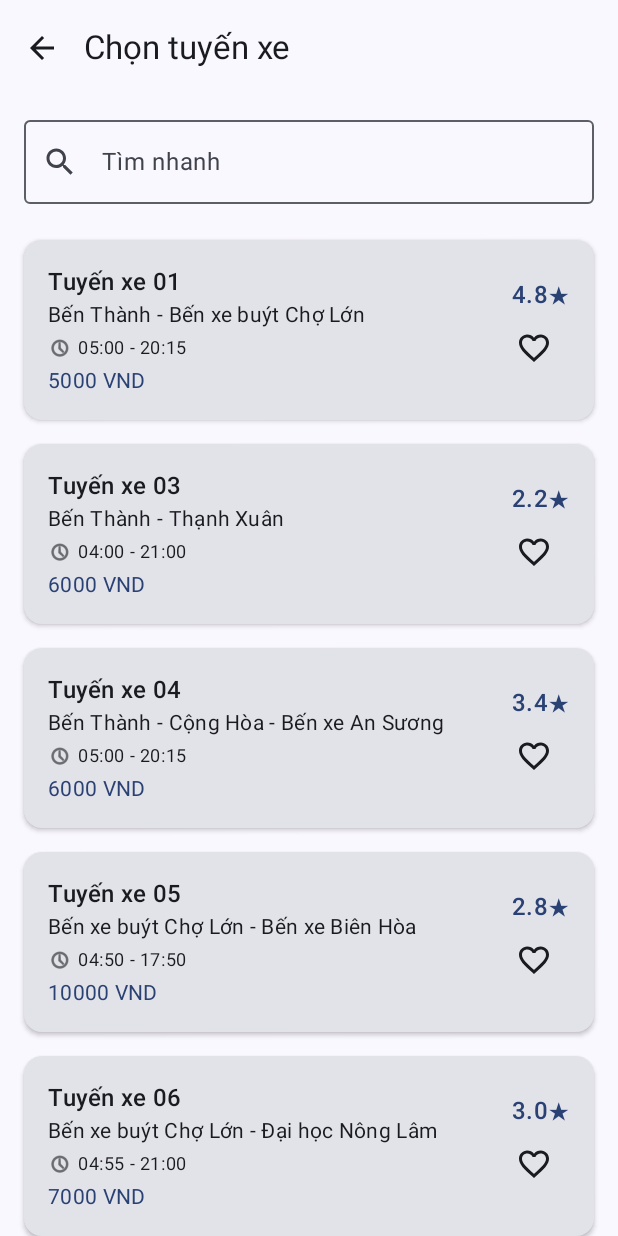
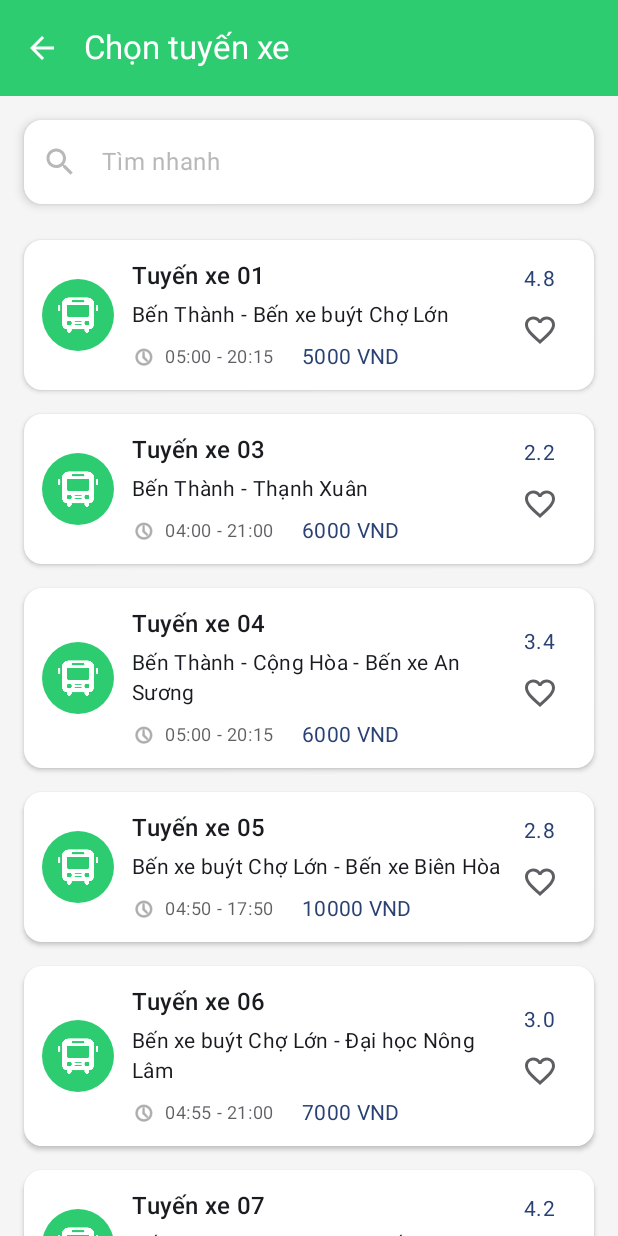
Before and after one commit to LeNguyenDuyCuong99zw/AppBusCitytracuutuyenxebuyt, an Android app built with Jetpack Compose: the screen it shows after launch (MainActivity), after a tap on "Buýt", on a phone screen of 412 x 824 dp. Run offline under Robolectric (Android 15) with nearby library versions, the phone set to English and light mode, and no system bars; our stand-ins replace Room's generated code; libraries missing offline, so code that uses them is left out: org.maplibre.android; 1 statement that could not run was skipped.

Commit message:
chỉnh sửa giao diện tuyến 1 tí xíu

```diff
--- a/app/src/main/java/com/map/buscity/ui/routes/BusRouteScreen.kt
+++ b/app/src/main/java/com/map/buscity/ui/routes/BusRouteScreen.kt
@@ -14,6 +14,14 @@ import androidx.compose.runtime.*
 import androidx.compose.ui.Alignment
 import androidx.compose.ui.Modifier
 import androidx.compose.ui.res.painterResource
+import androidx.compose.foundation.Image
+import androidx.compose.foundation.background
+import androidx.compose.foundation.shape.CircleShape
+import androidx.compose.foundation.shape.RoundedCornerShape
+import androidx.compose.ui.draw.clip
+import androidx.compose.ui.graphics.Color
+import androidx.compose.ui.unit.sp
+import com.map.buscity.R
 import androidx.compose.ui.text.style.TextOverflow
 import androidx.compose.ui.unit.dp
 import androidx.lifecycle.viewmodel.compose.viewModel
@@ -45,40 +53,78 @@ fun BusRouteScreen(
 
     Scaffold(
         topBar = {
+            Surface(
+                modifier = Modifier.fillMaxWidth(),
+                color = Color(0xFF2ECC71)
+            ) {
                 TopAppBar(
-                title = { Text("Chọn tuyến xe") },
+                    title = { Text("Chọn tuyến xe", color = Color.White) },
                     navigationIcon = {
                         IconButton(onClick = onBackClick) {
-                        Icon(Icons.Default.ArrowBack, contentDescription = "Back")
+                            Icon(
+                                Icons.Default.ArrowBack,
+                                contentDescription = "Back",
+                                tint = Color.White
+                            )
+                        }
+                    },
+                    colors = TopAppBarDefaults.topAppBarColors(
+                        containerColor = Color.Transparent
+                    )
+                )
             }
         }
-            )
-        }
     ) { padding ->
+        Surface(
+            modifier = Modifier.fillMaxSize(),
+            color = Color(0xFFF5F5F5)  // Màu nền xám nhạt cho toàn bộ màn hình
+        ) {
             Column(
                 modifier = Modifier
                     .fillMaxSize()
                     .padding(padding)
             ) {
-            // Search bar
+                // Search bar with shadow
+                Surface(
+                    modifier = Modifier
+                        .fillMaxWidth()
+                        .padding(16.dp),
+                    shape = RoundedCornerShape(12.dp),
+                    shadowElevation = 4.dp,
+                    color = Color.White
+                ) {
                     OutlinedTextField(
                         value = searchQuery,
                         onValueChange = { searchQuery = it },
                         modifier = Modifier
-                    .fillMaxWidth()
-                    .padding(16.dp),
-                placeholder = { Text("Tìm nhanh") },
+                            .fillMaxWidth(),
+                        placeholder = {
+                            Text(
+                                "Tìm nhanh",
+                                color = Color.Gray.copy(alpha = 0.6f)
+                            )
+                        },
                         leadingIcon = {
                             Icon(
                                 imageVector = Icons.Default.Search,
-                        contentDescription = "Search"
+                                contentDescription = "Search",
+                                tint = Color.Gray.copy(alpha = 0.6f)
                             )
                         },
-                singleLine = true
+                        singleLine = true,
+                        colors = OutlinedTextFieldDefaults.colors(
+                            unfocusedBorderColor = Color.Transparent,
+                            focusedBorderColor = Color.Transparent
                         )
+                    )
+                }
 
             // Bus routes list
-            LazyColumn {
+            LazyColumn(
+                modifier = Modifier
+                    .fillMaxWidth()
+                    .padding(horizontal = 16.dp)
+            ) {
                 items(
                     routes.filter {
                         searchQuery.isEmpty() ||
@@ -87,8 +133,13 @@ fun BusRouteScreen(
                     }
                 ) { route ->
                     // make each item clickable to open detail
-                    Box(modifier = Modifier.fillMaxWidth().clickable { onRouteClick(route.id) }) {
+                    Box(
+                        modifier = Modifier
+                            .fillMaxWidth()
+                            .clickable { onRouteClick(route.id) }
+                    ) {
                         BusRouteItem(route)
+                    }
                 }
             }
         }
@@ -101,74 +152,96 @@ fun BusRouteScreen(
 fun BusRouteItem(route: BusRoute) {
     var isFavorite by remember { mutableStateOf(false) }
 
-    Card(
+    Surface(
         modifier = Modifier
             .fillMaxWidth()
-            .padding(horizontal = 16.dp, vertical = 8.dp),
-        elevation = CardDefaults.cardElevation(defaultElevation = 2.dp)
+            .padding(vertical = 8.dp),
+        shape = RoundedCornerShape(12.dp),
+        color = Color.White,
+        shadowElevation = 2.dp
     ) {
         Row(
             modifier = Modifier
-                .padding(16.dp)
+                .padding(12.dp)
                 .fillMaxWidth(),
-            horizontalArrangement = Arrangement.SpaceBetween,
             verticalAlignment = Alignment.CenterVertically
         ) {
-            // Left side - Route info
+            // Left: logo in green circle
+            Box(
+                modifier = Modifier
+                    .size(48.dp)
+                    .clip(CircleShape)
+                    .background(Color(0xFF2ECC71)),
+                contentAlignment = Alignment.Center
+            ) {
+                Image(
+                    painter = painterResource(id = R.drawable.logo_tuyen),
+                    contentDescription = "Bus logo",
+                    modifier = Modifier.size(28.dp)
+                )
+            }
+
+            Spacer(modifier = Modifier.width(12.dp))
+
+            // Middle: route info
             Column(modifier = Modifier.weight(1f)) {
-                Row(verticalAlignment = Alignment.CenterVertically) {
                 Text(
                     text = "Tuyến xe ${route.routeNumber}",
-                        style = MaterialTheme.typography.titleMedium
+                    style = MaterialTheme.typography.titleMedium,
+                    fontSize = 16.sp
                 )
-                }
+
                 Text(
                     text = route.routeName,
                     style = MaterialTheme.typography.bodyMedium,
                     maxLines = 2,
-                    overflow = TextOverflow.Ellipsis
+                    overflow = TextOverflow.Ellipsis,
+                    modifier = Modifier.padding(top = 4.dp)
                 )
+
                 Row(
                     verticalAlignment = Alignment.CenterVertically,
-                    modifier = Modifier.padding(top = 4.dp)
+                    modifier = Modifier.padding(top = 8.dp)
                 ) {
                     Icon(
                         painter = painterResource(android.R.drawable.ic_menu_recent_history),
                         contentDescription = "Time",
-                        modifier = Modifier.size(16.dp)
+                        modifier = Modifier.size(16.dp),
+                        tint = MaterialTheme.colorScheme.onSurface.copy(alpha = 0.6f)
                     )
                     Text(
                         text = "${route.startTime} - ${route.endTime}",
                         style = MaterialTheme.typography.bodySmall,
-                        modifier = Modifier.padding(start = 4.dp)
+                        modifier = Modifier.padding(start = 6.dp),
+                        color = MaterialTheme.colorScheme.onSurface.copy(alpha = 0.7f)
                     )
-                }
-                Row(
-                    verticalAlignment = Alignment.CenterVertically,
-                    modifier = Modifier.padding(top = 4.dp)
-                ) {
+
+                    Spacer(modifier = Modifier.width(12.dp))
+
                     Text(
                         text = "${route.price} VND",
                         style = MaterialTheme.typography.bodyMedium,
-                        color = MaterialTheme.colorScheme.primary
+                        color = MaterialTheme.colorScheme.primary,
+                        modifier = Modifier.padding(start = 6.dp)
                     )
                 }
             }
 
-            // Right side - Rating and favorite
+            // Right: rating and favorite
             Column(
-                horizontalAlignment = Alignment.End
+                horizontalAlignment = Alignment.CenterHorizontally,
+                verticalArrangement = Arrangement.Center
             ) {
                 Text(
-                    text = "${route.rating}★",
-                    style = MaterialTheme.typography.titleMedium,
+                    text = "${route.rating}",
+                    style = MaterialTheme.typography.bodyMedium,
                     color = MaterialTheme.colorScheme.primary
                 )
                 IconButton(onClick = { isFavorite = !isFavorite }) {
                     Icon(
                         imageVector = if (isFavorite) Icons.Default.Favorite else Icons.Default.FavoriteBorder,
                         contentDescription = "Favorite",
-                        tint = if (isFavorite) MaterialTheme.colorScheme.primary else MaterialTheme.colorScheme.onSurface
+                        tint = if (isFavorite) MaterialTheme.colorScheme.primary else MaterialTheme.colorScheme.onSurface.copy(alpha = 0.7f)
                     )
                 }
             }
```
Also changed, not shown: app/src/main/res/drawable/logo_tuyen.png (added), 1 other file. Lines whose indentation alone changed are shown as unchanged.
